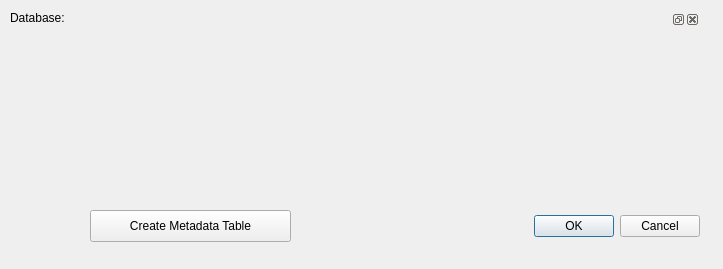
First picture: the form in src/MetadataFunctionality/metadata_functionality_dialog_settings.ui, repository Septima/qgis-metadatafunctionality, before the edit.
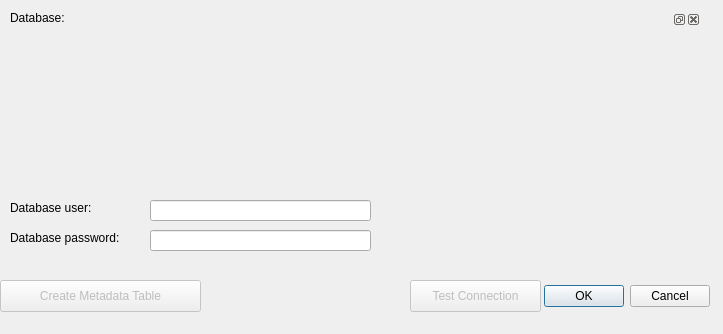
Second picture: the form after the edit.

```diff
--- a/src/MetadataFunctionality/metadata_functionality_dialog_settings.ui
+++ b/src/MetadataFunctionality/metadata_functionality_dialog_settings.ui
@@ -7,7 +7,7 @@
     <x>0</x>
     <y>0</y>
     <width>723</width>
-    <height>269</height>
+    <height>334</height>
    </rect>
   </property>
   <property name="windowTitle">
@@ -16,9 +16,9 @@
   <widget class="QDialogButtonBox" name="buttonBox">
    <property name="geometry">
     <rect>
-     <x>400</x>
-     <y>210</y>
-     <width>300</width>
+     <x>539</x>
+     <y>280</y>
+     <width>171</width>
      <height>32</height>
     </rect>
    </property>
@@ -30,10 +30,13 @@
    </property>
   </widget>
   <widget class="QPushButton" name="createMetadataTableButton">
+   <property name="enabled">
+    <bool>false</bool>
+   </property>
    <property name="geometry">
     <rect>
-     <x>90</x>
-     <y>210</y>
+     <x>0</x>
+     <y>280</y>
      <width>201</width>
      <height>32</height>
     </rect>
@@ -58,9 +61,9 @@
   <widget class="QDockWidget" name="treeDock">
    <property name="geometry">
     <rect>
-     <x>100</x>
+     <x>150</x>
      <y>10</y>
-     <width>600</width>
+     <width>551</width>
      <height>181</height>
     </rect>
    </property>
@@ -69,6 +72,71 @@
    </property>
    <widget class="QWidget" name="dockWidgetContents"/>
   </widget>
+  <widget class="QPushButton" name="testConnectionButton">
+   <property name="enabled">
+    <bool>false</bool>
+   </property>
+   <property name="geometry">
+    <rect>
+     <x>410</x>
+     <y>280</y>
+     <width>131</width>
+     <height>32</height>
+    </rect>
+   </property>
+   <property name="text">
+    <string>Test Connection</string>
+   </property>
+  </widget>
+  <widget class="QLabel" name="label_2">
+   <property name="geometry">
+    <rect>
+     <x>10</x>
+     <y>200</y>
+     <width>91</width>
+     <height>16</height>
+    </rect>
+   </property>
+   <property name="text">
+    <string>Database user:</string>
+   </property>
+  </widget>
+  <widget class="QLabel" name="label_3">
+   <property name="geometry">
+    <rect>
+     <x>10</x>
+     <y>230</y>
+     <width>131</width>
+     <height>16</height>
+    </rect>
+   </property>
+   <property name="text">
+    <string>Database password:</string>
+   </property>
+  </widget>
+  <widget class="QLineEdit" name="databaseUserEdit">
+   <property name="geometry">
+    <rect>
+     <x>150</x>
+     <y>200</y>
+     <width>221</width>
+     <height>21</height>
+    </rect>
+   </property>
+  </widget>
+  <widget class="QLineEdit" name="databasePasswordEdit">
+   <property name="geometry">
+    <rect>
+     <x>150</x>
+     <y>230</y>
+     <width>221</width>
+     <height>21</height>
+    </rect>
+   </property>
+   <property name="echoMode">
+    <enum>QLineEdit::Password</enum>
+   </property>
+  </widget>
  </widget>
  <resources/>
  <connections>
```
